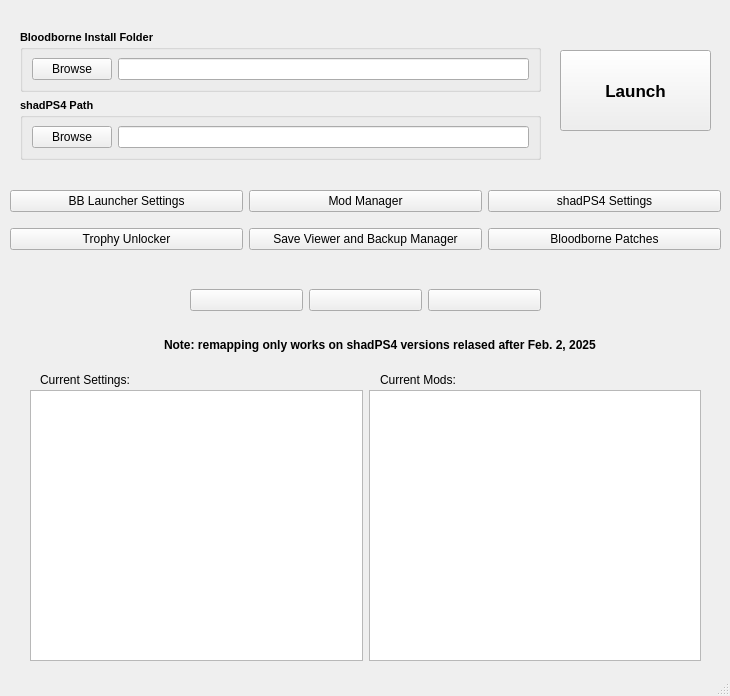
This is modules/bblauncher.ui in rainmakerv3/BB_Launcher as Qt 5 draws it before an edit. The edited form follows.
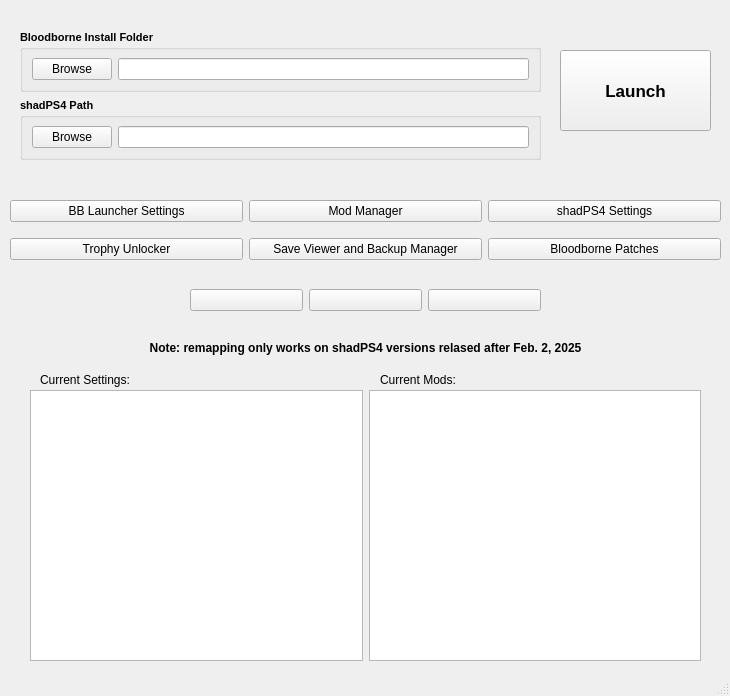
This is the edited form.

Commit message: Adjust spacing again

```diff
--- a/modules/bblauncher.ui
+++ b/modules/bblauncher.ui
@@ -129,7 +129,7 @@
     <property name="geometry">
      <rect>
       <x>10</x>
-      <y>180</y>
+      <y>190</y>
       <width>711</width>
       <height>81</height>
      </rect>
@@ -402,9 +402,9 @@
    <widget class="QLabel" name="label_3">
     <property name="geometry">
      <rect>
-      <x>164</x>
-      <y>337</y>
-      <width>471</width>
+      <x>80</x>
+      <y>340</y>
+      <width>571</width>
       <height>16</height>
      </rect>
     </property>
@@ -416,6 +416,9 @@
     <property name="text">
      <string>Note: remapping only works on shadPS4 versions relased after Feb. 2, 2025</string>
     </property>
+    <property name="alignment">
+     <set>Qt::AlignmentFlag::AlignCenter</set>
+    </property>
    </widget>
   </widget>
   <widget class="QStatusBar" name="statusbar"/>
```
